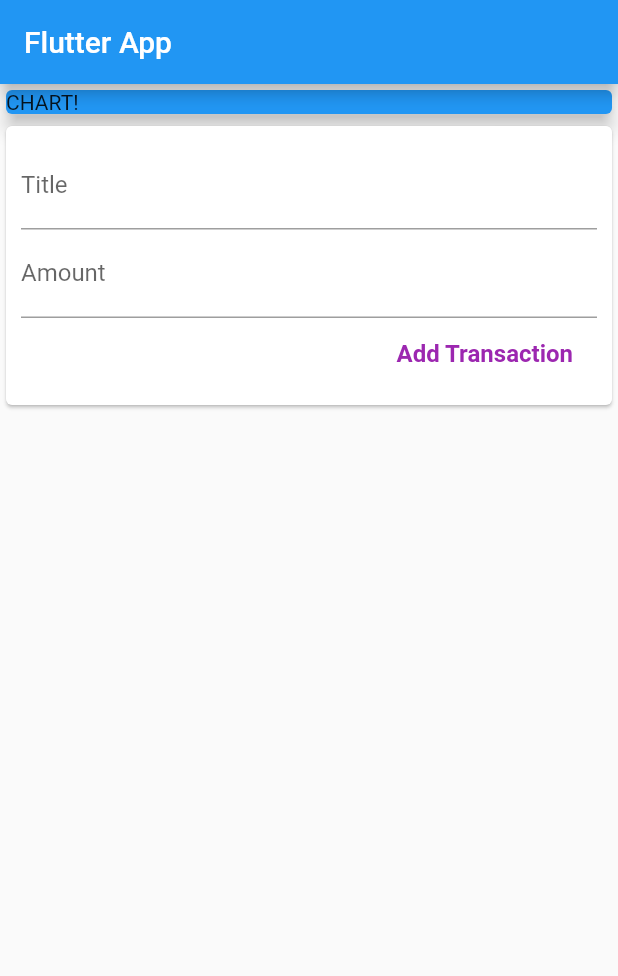
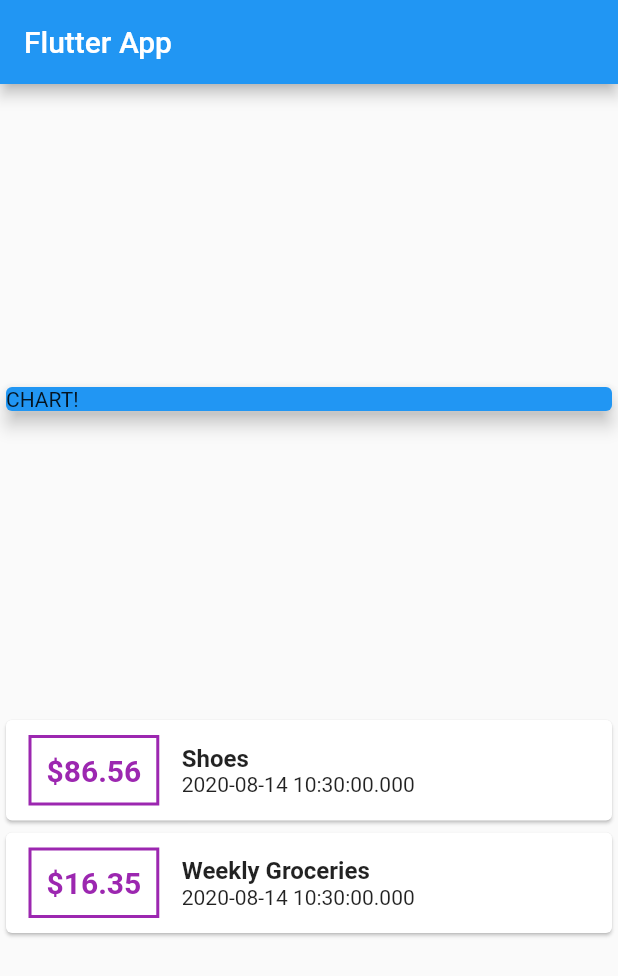
Before and after one commit to ksachchidanand/expanse-planner, a Flutter app: the screen it shows after launch, on a phone screen of 412 x 824 dp. Shown: the top 976 px of the screen. Run offline on Flutter 3.47's test engine with Material 2 defaults, Android fonts, the phone set to English and light mode, and no system bars.

```diff
--- a/lib/main.dart
+++ b/lib/main.dart
@@ -1,4 +1,6 @@
 import 'package:flutter/material.dart';
+
+import './models/transaction.dart';
 
 void main() => runApp(MyApp());
 
@@ -6,18 +8,26 @@ class MyApp extends StatelessWidget {
   @override
   Widget build(BuildContext context) {
     return MaterialApp(
-      title: 'Flutter App',
-      home: MyHomeApp(),
+      home: MyHomePage(),
     );
   }
 }
 
-class MyHomeApp extends StatelessWidget {
-  // String inputTitle;
-  // String inputAmount;
-
-  final titleController = TextEditingController();
-  final amountController = TextEditingController();
+class MyHomePage extends StatelessWidget {
+  final List<Transaction> transactions = [
+    Transaction(
+      id: 't1',
+      title: 'Shoes',
+      amount: 86.56,
+      date: DateTime.now(),
+    ),
+    Transaction(
+      id: 't2',
+      title: 'Weekly Groceries',
+      amount: 16.35,
+      date: DateTime.now(),
+    ),
+  ];
 
   @override
   Widget build(BuildContext context) {
@@ -26,6 +36,7 @@ class MyHomeApp extends StatelessWidget {
         title: Text('Flutter App'),
       ),
       body: Column(
+        mainAxisAlignment: MainAxisAlignment.spaceEvenly,
         crossAxisAlignment: CrossAxisAlignment.stretch,
         children: [
           Container(
@@ -36,42 +47,51 @@ class MyHomeApp extends StatelessWidget {
               elevation: 5,
             ),
           ),
-          Card(
-            child: Padding(
-              padding: const EdgeInsets.all(10.0),
-              child: Column(
-                crossAxisAlignment: CrossAxisAlignment.end,
+          Column(
+            children: transactions
+                .map(
+                  (tx) => Card(
+                    child: Row(
                       children: [
-                  TextField(
-                    decoration: InputDecoration(
-                      labelText: 'Title',
-                    ),
-                    // onChanged: (value) => inputTitle = value,
-                    controller: titleController,
-                  ),
-                  TextField(
-                    decoration: InputDecoration(
-                      labelText: 'Amount',
-                    ),
-                    // onChanged: (value) => inputAmount = value,
-                    controller: amountController,
-                  ),
-                  FlatButton(
-                    onPressed: () {
-                      print(titleController.text);
-                      print(amountController.text);
-                    },
+                        Container(
                           child: Text(
-                      'Add Transaction',
+                            '\$${tx.amount}', // + tx.amount.toString(),
                             style: TextStyle(
                               color: Colors.purple,
                               fontWeight: FontWeight.bold,
-                          fontSize: 16),
+                              fontSize: 20.0,
                             ),
-                  )
+                          ),
+                          decoration: BoxDecoration(
+                            border: Border.all(
+                              width: 2,
+                              color: Colors.purple,
+                            ),
+                          ),
+                          margin: EdgeInsets.symmetric(
+                            vertical: 10,
+                            horizontal: 15,
+                          ),
+                          padding: EdgeInsets.all(10.0),
+                        ),
+                        Column(
+                          crossAxisAlignment: CrossAxisAlignment.start,
+                          children: [
+                            Text(
+                              tx.title,
+                              style: TextStyle(
+                                fontWeight: FontWeight.bold,
+                                fontSize: 16,
+                              ),
+                            ),
+                            Text(tx.date.toString()),
+                          ],
+                        ),
                       ],
                     ),
                   ),
+                )
+                .toList(),
           ),
         ],
       ),
```
Lines whose indentation alone changed are shown as unchanged.
